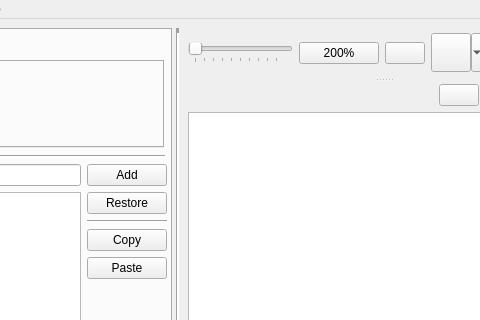
Old version of the form pyslvs_ui/widgets/main.ui in the repository KmolYuan/Pyslvs-UI; both pictures show x 236 to 716 and y 0 to 320 of the 828 by 690 pixel window.
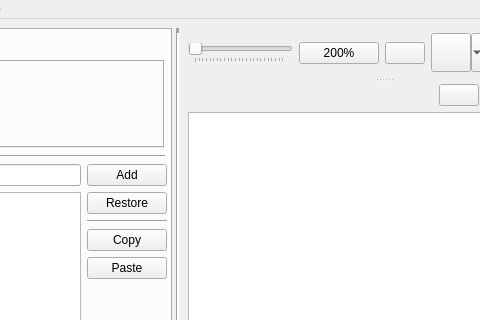
New version of the form. Icons and pictures are not drawn.

Diff of the .ui file:
```diff
--- a/pyslvs_ui/widgets/main.ui
+++ b/pyslvs_ui/widgets/main.ui
@@ -455,10 +455,10 @@
                <string>Adjust the slider to change demo size.</string>
               </property>
               <property name="minimum">
-               <number>10</number>
+               <number>50</number>
               </property>
               <property name="maximum">
-               <number>2000</number>
+               <number>5000</number>
               </property>
               <property name="singleStep">
                <number>50</number>
@@ -467,7 +467,7 @@
                <number>50</number>
               </property>
               <property name="sliderPosition">
-               <number>10</number>
+               <number>50</number>
               </property>
               <property name="orientation">
                <enum>Qt::Horizontal</enum>
```
